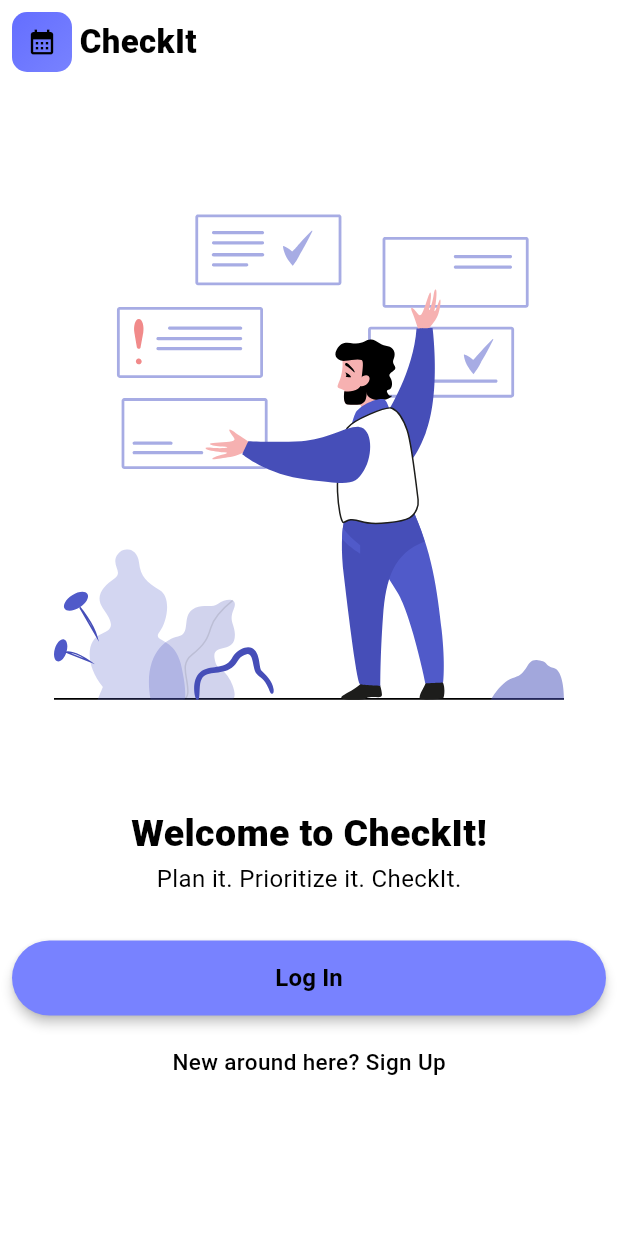
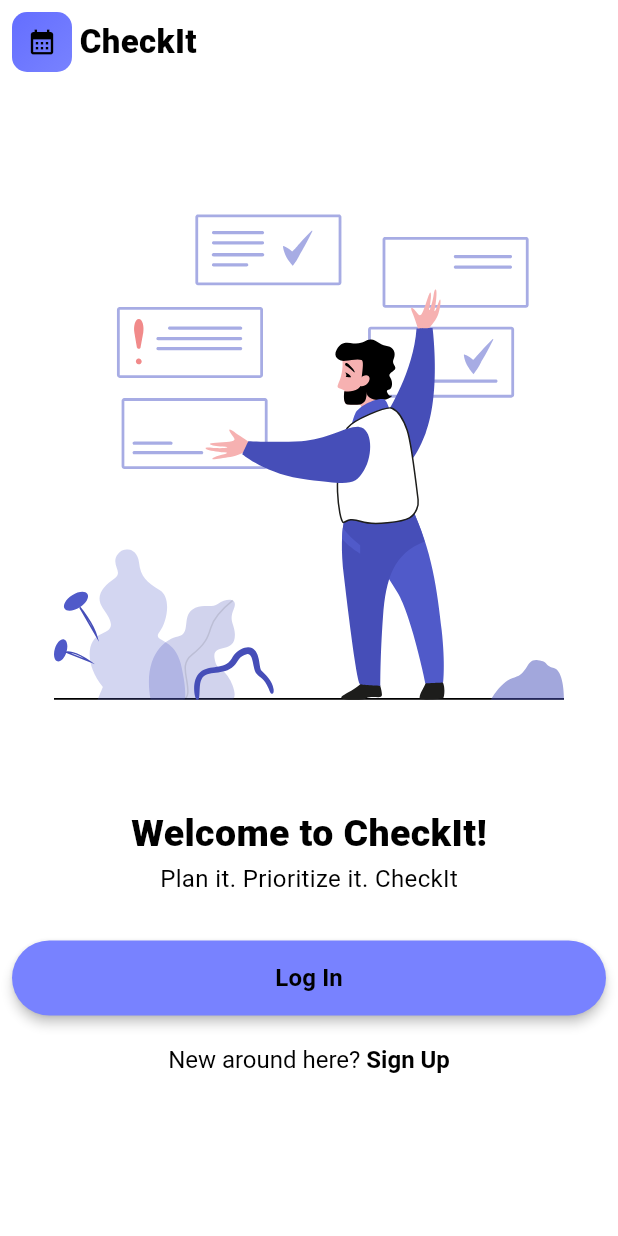
Before and after one commit to AbishekAB21/checkit, a Flutter app: the screen it shows after launch, on a phone screen of 412 x 824 dp. Run offline on Flutter 3.47's test engine with Material 3 defaults, Android fonts, the phone set to English and light mode, and no system bars; drawn by our look-alikes of lottie; our stand-ins replace firebase_core, flutter_riverpod, google_fonts, intl_phone_field, pin_code_fields, shared_preferences and 1 more; accounts and stored records are empty.

Commit message:
moved static values to app constants

```diff
--- a/lib/features/home_screen/widgets/welcome_section.dart
+++ b/lib/features/home_screen/widgets/welcome_section.dart
@@ -1,10 +1,12 @@
 import 'package:flutter/material.dart';
+
+import 'package:flutter_riverpod/flutter_riverpod.dart';
 
 import 'package:checkit/utils/theme/app_colors.dart';
 import 'package:checkit/utils/fontstyles/fontstyles.dart';
+import 'package:checkit/utils/constants/app_constants.dart';
 import 'package:checkit/common/taransitions/custom_page_fade_transition.dart';
 import 'package:checkit/features/settings_screen/container/settings_screen_container.dart';
-import 'package:flutter_riverpod/flutter_riverpod.dart';
 
 class WelcomeTextSection extends ConsumerWidget {
   final String name;
@@ -15,7 +17,7 @@ class WelcomeTextSection extends ConsumerWidget {
     return Row(
       mainAxisAlignment: MainAxisAlignment.spaceBetween,
       children: [
-        Text("Hi, $name", style: Fontstyles.roboto25px(context, ref)),
+        Text("${AppConstants.hi}, $name", style: Fontstyles.roboto25px(context, ref)),
 
         GestureDetector(
           onTap: () {
--- a/lib/features/welcome_screen/component/welcome_screen_component.dart
+++ b/lib/features/welcome_screen/component/welcome_screen_component.dart
@@ -1,10 +1,12 @@
+import 'package:flutter/gestures.dart';
 import 'package:flutter/material.dart';
+
 import 'package:lottie/lottie.dart';
-
 import 'package:flutter_riverpod/flutter_riverpod.dart';
 
 import 'package:checkit/common/widgets/logo.dart';
 import 'package:checkit/utils/fontstyles/fontstyles.dart';
+import 'package:checkit/utils/constants/app_constants.dart';
 import 'package:checkit/common/widgets/reusable_button.dart';
 import 'package:checkit/common/taransitions/custom_page_fade_transition.dart';
 import 'package:checkit/features/settings_screen/core/providers/theme_provider.dart';
@@ -32,10 +34,12 @@ class WelcomeScreenComponent extends ConsumerWidget {
                   children: [
                     Logo(height: 40, width: 40, iconSize: 20),
                     SizedBox(width: 5.0),
-                    Text("CheckIt", style: Fontstyles.roboto22px(context, ref)),
+                    Text(
+                      AppConstants.appName,
+                      style: Fontstyles.roboto22px(context, ref),
+                    ),
                   ],
                 ),
-
 
                 LottieBuilder.asset(
                   "assets/animations/ceD1ZS54hb.json",
@@ -43,17 +47,17 @@ class WelcomeScreenComponent extends ConsumerWidget {
                 ),
 
                 Text(
-                  "Welcome to CheckIt!",
+                  AppConstants.welcomeToCheckIt,
                   style: Fontstyles.roboto25px(context, ref),
                 ),
                 Text(
-                  "Plan it. Prioritize it. CheckIt.",
+                  AppConstants.planPrioritizeCheck,
                   style: Fontstyles.roboto16pxLight(context, ref),
                 ),
                 SizedBox(height: 30),
 
                 ReusableButton(
-                  buttonText: "Log In",
+                  buttonText: AppConstants.logIn,
                   onpressed: () {
                     Navigator.of(context).pushReplacement(
                       CustomFadeTransition(route: LogInScreenContainer()),
@@ -63,9 +67,22 @@ class WelcomeScreenComponent extends ConsumerWidget {
 
                 SizedBox(height: 20),
 
-                Text(
-                  "New around here? Sign Up",
-                  style: Fontstyles.roboto15px(context, ref),
+                RichText(
+                  text: TextSpan(
+                    text: AppConstants.newAroundHere,
+                    style: Fontstyles.roboto16pxLight(context, ref),
+                    children: [
+                      TextSpan(
+                        text: AppConstants.signUp,
+                        style: Fontstyles.roboto16pxSemiBold(context, ref),
+                        recognizer:
+                            TapGestureRecognizer()
+                              ..onTap = () {
+                                //  SignUp navigation or logic
+                              },
+                      ),
+                    ],
+                  ),
                 ),
               ],
             ),
--- /dev/null
+++ b/lib/utils/constants/app_constants.dart
@@ -0,0 +1,38 @@
+///[AppConstants] is used to store all the constants of the app
+class AppConstants {
+  AppConstants._();
+
+  static const String appName = 'CheckIt';
+  static const String cancel = 'Cancel';
+  static const String done = 'Done';
+  static const String newTask = 'New Task';
+  static const String title = 'Title';
+  static const String description = 'Description';
+  static const String date = 'Date';
+  static const String time = 'Time';
+  static const String priority = 'Priority';
+  static const String taskName = 'Task Name';
+  static const String taskDescription = 'Task Description';
+  static const String hi = 'Hi';
+  static const String welcomeBack = 'Welcome Back!';
+  static const String enterYourName = 'Enter your name';
+  static const String name = 'Name';
+  static const String phoneNumber = 'Phone number';
+  static const String enterYourPhoneNunmber = 'Enter your phone number';
+  static const String newAroundHere = 'New around here? ';
+  static const String signUp = 'Sign Up';
+  static const String aleadyhaveAnAccount = 'Already have an account?';
+  static const String logIn = 'Log In';
+  static const String enterVerificationCode = 'Enter Verification Code';
+  static const String weHaveSentOTP =
+      'We have sent an OTP (One-Time Password) to your phone number.';
+  static const String confirm = 'Confrim';
+  static const String completedTasks = 'Completed Tasks';
+  static const String darkMode = 'Dark Mode';
+  static const String taskDetails = 'Task Details';
+  static const String due = 'Due';
+  static const String createdOn = 'Created on';
+  static const String markAsDone = 'Mark as done';
+  static const String welcomeToCheckIt = 'Welcome to CheckIt!';
+  static const String planPrioritizeCheck = 'Plan it. Prioritize it. CheckIt';
+}
```
Also changed, not shown: lib/features/home_screen/widgets/add_new_task_popup.dart (+4 -3 lines), lib/features/home_screen/widgets/input_section.dart (+19 -9 lines), lib/features/login_screen/component/log_in_screen_component.dart (+11 -7 lines), lib/features/otp_verification_screen/components/otp_verification_component.dart (+4 -3 lines), lib/features/settings_screen/component/settings_screen_component.dart (+6 -2 lines), lib/features/task_detail_screen/components/task_detail_screen_component.dart (+8 -4 lines).
